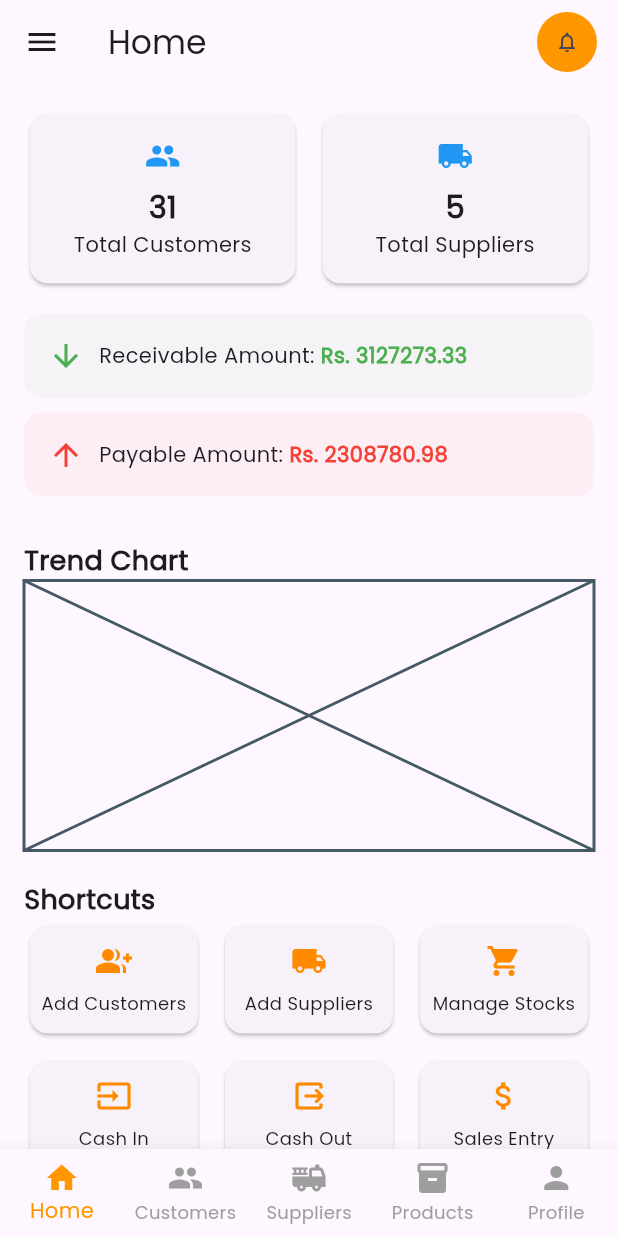
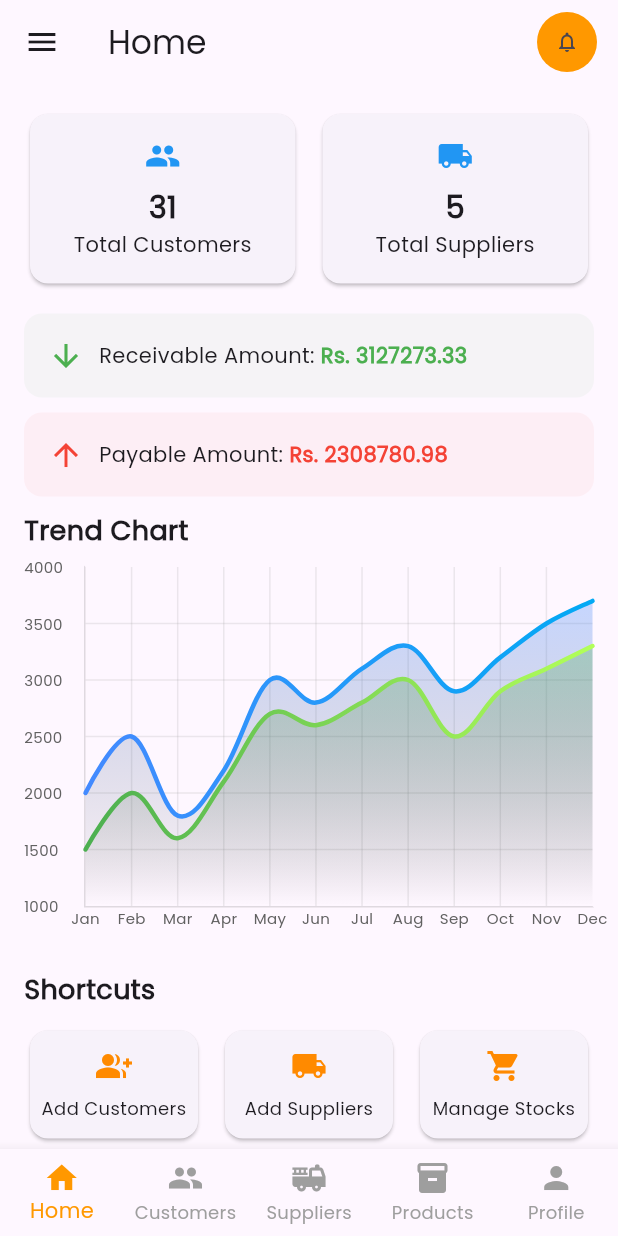
Before and after one commit to BinodLamichhane31/Hisab-Kitab-Flutter, a Flutter app: the screen it shows after launch, on a phone screen of 412 x 824 dp. Run offline on Flutter 3.47's test engine with Material 3 defaults, Android fonts, the phone set to English and light mode, and no system bars; drawn by our look-alikes of fl_chart; our stand-ins replace font_awesome_flutter.

Commit message:
implemented fl_chart

```diff
--- /dev/null
+++ b/lib/utils/trend_chart.dart
@@ -0,0 +1,150 @@
+import 'package:fl_chart/fl_chart.dart';
+import 'package:flutter/material.dart';
+
+class SalesPurchaseChart extends StatelessWidget {
+  const SalesPurchaseChart({super.key});
+
+  @override
+  Widget build(BuildContext context) {
+    return LineChart(
+      LineChartData(
+        minY: 1000,
+        maxY: 4000,
+        gridData: FlGridData(
+          show: true,
+          drawVerticalLine: true,
+          horizontalInterval: 500,
+          getDrawingHorizontalLine:
+              (value) =>
+                  FlLine(color: Colors.grey.withOpacity(0.2), strokeWidth: 1),
+          getDrawingVerticalLine:
+              (value) =>
+                  FlLine(color: Colors.grey.withOpacity(0.2), strokeWidth: 1),
+        ),
+        titlesData: FlTitlesData(
+          leftTitles: AxisTitles(
+            sideTitles: SideTitles(
+              showTitles: true,
+              reservedSize: 40,
+              getTitlesWidget:
+                  (value, meta) => Text(
+                    value.toInt().toString(),
+                    style: TextStyle(fontSize: 10, color: Colors.grey[700]),
+                  ),
+            ),
+          ),
+          bottomTitles: AxisTitles(
+            sideTitles: SideTitles(
+              showTitles: true,
+              interval: 1,
+              getTitlesWidget: (value, meta) {
+                final months = [
+                  'Jan',
+                  'Feb',
+                  'Mar',
+                  'Apr',
+                  'May',
+                  'Jun',
+                  'Jul',
+                  'Aug',
+                  'Sep',
+                  'Oct',
+                  'Nov',
+                  'Dec',
+                ];
+                if (value.toInt() >= 0 && value.toInt() < months.length) {
+                  return Text(
+                    months[value.toInt()],
+                    style: TextStyle(fontSize: 10, color: Colors.grey[700]),
+                  );
+                }
+                return const SizedBox.shrink();
+              },
+            ),
+          ),
+          rightTitles: AxisTitles(sideTitles: SideTitles(showTitles: false)),
+          topTitles: AxisTitles(sideTitles: SideTitles(showTitles: false)),
+        ),
+        borderData: FlBorderData(
+          show: true,
+          border: const Border(
+            bottom: BorderSide(color: Colors.black12),
+            left: BorderSide(color: Colors.black12),
+            right: BorderSide(color: Colors.transparent),
+            top: BorderSide(color: Colors.transparent),
+          ),
+        ),
+        lineBarsData: [
+          // Sales
+          LineChartBarData(
+            spots: [
+              FlSpot(0, 2000),
+              FlSpot(1, 2500),
+              FlSpot(2, 1800),
+              FlSpot(3, 2200),
+              FlSpot(4, 3000),
+              FlSpot(5, 2800),
+              FlSpot(6, 3100),
+              FlSpot(7, 3300),
+              FlSpot(8, 2900),
+              FlSpot(9, 3200),
+              FlSpot(10, 3500),
+              FlSpot(11, 3700),
+            ],
+            isCurved: true,
+            gradient: LinearGradient(
+              colors: [Colors.blueAccent, Colors.lightBlue],
+            ),
+            barWidth: 3,
+            isStrokeCapRound: true,
+            belowBarData: BarAreaData(
+              show: true,
+              gradient: LinearGradient(
+                colors: [
+                  Colors.blueAccent.withOpacity(0.3),
+                  Colors.transparent,
+                ],
+                begin: Alignment.topCenter,
+                end: Alignment.bottomCenter,
+              ),
+            ),
+            dotData: FlDotData(show: false),
+          ),
+
+          // Purchase
+          LineChartBarData(
+            spots: [
+              FlSpot(0, 1500),
+              FlSpot(1, 2000),
+              FlSpot(2, 1600),
+              FlSpot(3, 2100),
+              FlSpot(4, 2700),
+              FlSpot(5, 2600),
+              FlSpot(6, 2800),
+              FlSpot(7, 3000),
+              FlSpot(8, 2500),
+              FlSpot(9, 2900),
+              FlSpot(10, 3100),
+              FlSpot(11, 3300),
+            ],
+            isCurved: true,
+            gradient: LinearGradient(
+              colors: [Colors.green, Colors.lightGreenAccent],
+            ),
+            barWidth: 3,
+            isStrokeCapRound: true,
+            belowBarData: BarAreaData(
+              show: true,
+              gradient: LinearGradient(
+                colors: [Colors.green.withOpacity(0.3), Colors.transparent],
+                begin: Alignment.topCenter,
+                end: Alignment.bottomCenter,
+              ),
+            ),
+            dotData: FlDotData(show: false),
+          ),
+        ],
+      ),
+    );
+  }
+}
--- a/lib/view/dashboard_screens/home_page_view.dart
+++ b/lib/view/dashboard_screens/home_page_view.dart
@@ -1,6 +1,7 @@
 import 'package:flutter/material.dart';
 import 'package:font_awesome_flutter/font_awesome_flutter.dart';
 import 'package:hisab_kitab/common/shortcut_buttons.dart';
+import 'package:hisab_kitab/utils/trend_chart.dart';
 
 class HomePageView extends StatelessWidget {
   const HomePageView({super.key});
@@ -111,20 +112,19 @@ class HomePageView extends StatelessWidget {
                 ],
               ),
             ),
-
-            SizedBox(height: 20),
             Text(
               "Trend Chart",
               style: TextStyle(fontSize: 18, fontWeight: FontWeight.bold),
             ),
-            SizedBox(height: 180, child: Placeholder()),
+            SizedBox(height: 10),
+            SizedBox(height: 250, child: SalesPurchaseChart()),
 
             SizedBox(height: 20),
             Text(
               "Shortcuts",
               style: TextStyle(fontSize: 18, fontWeight: FontWeight.bold),
             ),
-
+            SizedBox(height: 10),
             GridView.count(
               shrinkWrap: true,
               physics: NeverScrollableScrollPhysics(),
--- a/pubspec.yaml
+++ b/pubspec.yaml
@@ -36,6 +36,7 @@ dependencies:
   # Use with the CupertinoIcons class for iOS style icons.
   cupertino_icons: ^1.0.8
   font_awesome_flutter: ^10.8.0
+  fl_chart: ^1.0.0
 
 dev_dependencies:
   flutter_test:
```
Also changed, not shown: pubspec.lock.
